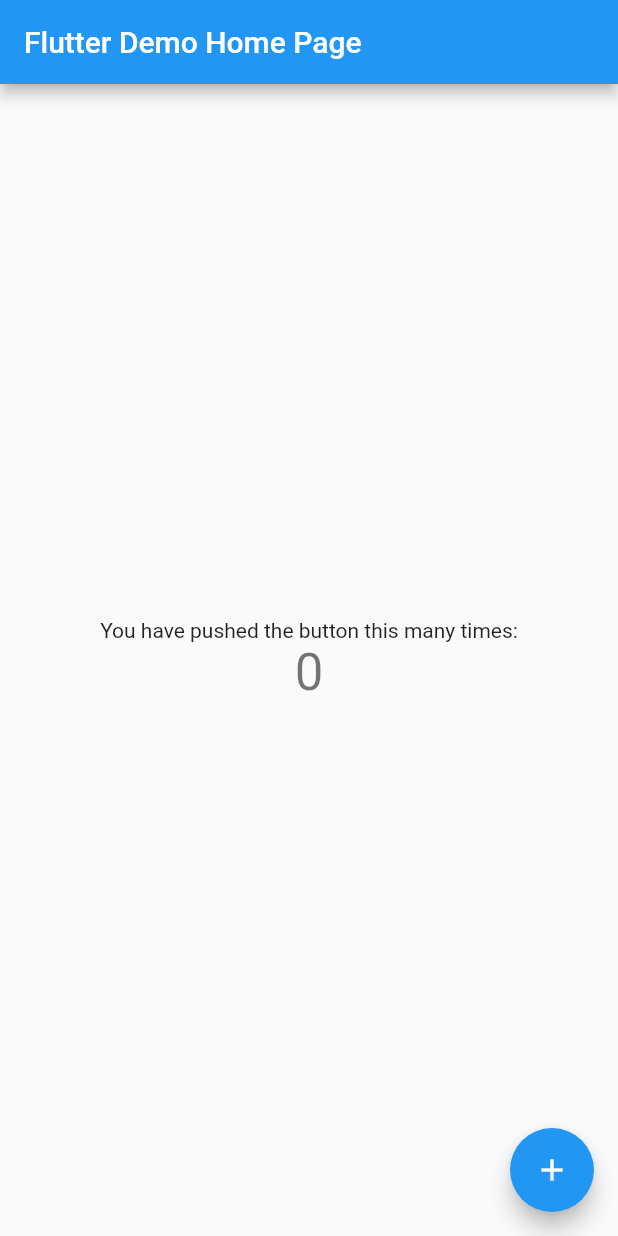
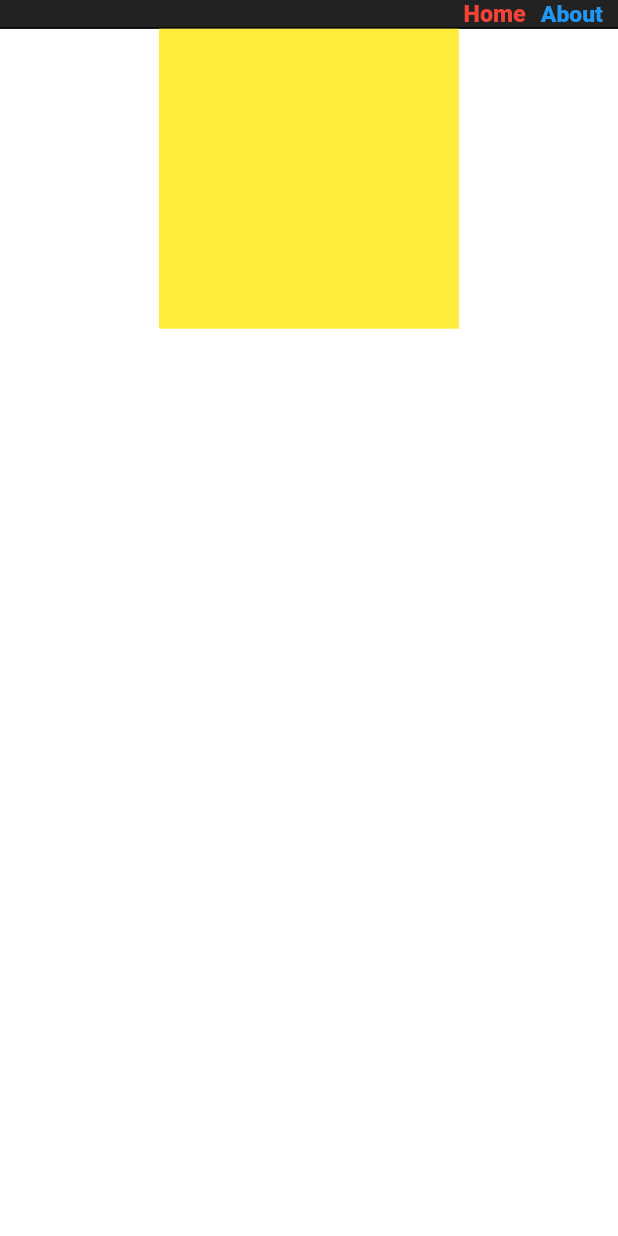
Before and after one commit to cg3hci/vgd_best, a Flutter app: the screen it shows after launch, on a phone screen of 412 x 824 dp. Run offline on Flutter 3.47's test engine with Material 2 defaults, Android fonts, the light colour scheme and no system bars.

Commit message:
Basic custom router implemented

```diff
--- a/lib/main.dart
+++ b/lib/main.dart
@@ -1,111 +1,24 @@
 import 'package:flutter/material.dart';
+import 'package:provider/provider.dart';
+import 'package:vgd_best/routes/about.dart';
+import 'package:vgd_best/routes/home.dart';
+import 'package:vgd_best/routes/root.dart';
+import 'package:vgd_best/state/navigator_provider.dart';
 
 void main() => runApp(MyApp());
 
 class MyApp extends StatelessWidget {
-  // This widget is the root of your application.
   @override
   Widget build(BuildContext context) {
-    return MaterialApp(
-      title: 'Flutter Demo',
-      theme: ThemeData(
-        // This is the theme of your application.
-        //
-        // Try running your application with "flutter run". You'll see the
-        // application has a blue toolbar. Then, without quitting the app, try
-        // changing the primarySwatch below to Colors.green and then invoke
-        // "hot reload" (press "r" in the console where you ran "flutter run",
-        // or simply save your changes to "hot reload" in a Flutter IDE).
-        // Notice that the counter didn't reset back to zero; the application
-        // is not restarted.
-        primarySwatch: Colors.blue,
+    return ChangeNotifierProvider<NavigatorProvider>(
+      builder: (context) => NavigatorProvider(),
+          child: MaterialApp(
+        title: 'VGD Best',
+        theme: ThemeData(
+          backgroundColor: Colors.black87,
+        ),
+        home: Root(),
       ),
-      home: MyHomePage(title: 'Flutter Demo Home Page'),
     );
   }
 }
-
-class MyHomePage extends StatefulWidget {
-  MyHomePage({Key key, this.title}) : super(key: key);
-
-  // This widget is the home page of your application. It is stateful, meaning
-  // that it has a State object (defined below) that contains fields that affect
-  // how it looks.
-
-  // This class is the configuration for the state. It holds the values (in this
-  // case the title) provided by the parent (in this case the App widget) and
-  // used by the build method of the State. Fields in a Widget subclass are
-  // always marked "final".
-
-  final String title;
-
-  @override
-  _MyHomePageState createState() => _MyHomePageState();
-}
-
-class _MyHomePageState extends State<MyHomePage> {
-  int _counter = 0;
-
-  void _incrementCounter() {
-    setState(() {
-      // This call to setState tells the Flutter framework that something has
-      // changed in this State, which causes it to rerun the build method below
-      // so that the display can reflect the updated values. If we changed
-      // _counter without calling setState(), then the build method would not be
-      // called again, and so nothing would appear to happen.
-      _counter++;
-    });
-  }
-
-  @override
-  Widget build(BuildContext context) {
-    // This method is rerun every time setState is called, for instance as done
-    // by the _incrementCounter method above.
-    //
-    // The Flutter framework has been optimized to make rerunning build methods
-    // fast, so that you can just rebuild anything that needs updating rather
-    // than having to individually change instances of widgets.
-    return Scaffold(
-      appBar: AppBar(
-        // Here we take the value from the MyHomePage object that was created by
-        // the App.build method, and use it to set our appbar title.
-        title: Text(widget.title),
-      ),
-      body: Center(
-        // Center is a layout widget. It takes a single child and positions it
-        // in the middle of the parent.
-        child: Column(
-          // Column is also a layout widget. It takes a list of children and
-          // arranges them vertically. By default, it sizes itself to fit its
-          // children horizontally, and tries to be as tall as its parent.
-          //
-          // Invoke "debug painting" (press "p" in the console, choose the
-          // "Toggle Debug Paint" action from the Flutter Inspector in Android
-          // Studio, or the "Toggle Debug Paint" command in Visual Studio Code)
-          // to see the wireframe for each widget.
-          //
-          // Column has various properties to control how it sizes itself and
-          // how it positions its children. Here we use mainAxisAlignment to
-          // center the children vertically; the main axis here is the vertical
-          // axis because Columns are vertical (the cross axis would be
-          // horizontal).
-          mainAxisAlignment: MainAxisAlignment.center,
-          children: <Widget>[
-            Text(
-              'You have pushed the button this many times:',
-            ),
-            Text(
-              '$_counter',
-              style: Theme.of(context).textTheme.display1,
-            ),
-          ],
-        ),
-      ),
-      floatingActionButton: FloatingActionButton(
-        onPressed: _incrementCounter,
-        tooltip: 'Increment',
-        child: Icon(Icons.add),
-      ), // This trailing comma makes auto-formatting nicer for build methods.
-    );
-  }
-}
--- /dev/null
+++ b/lib/routes/about.dart
@@ -0,0 +1,14 @@
+
+import 'package:flutter/material.dart';
+import 'package:vgd_best/widgets/navbar.dart';
+
+class About extends StatelessWidget {
+  const About({
+    Key key,
+  }) : super(key: key);
+
+  @override
+  Widget build(BuildContext context) {
+    return SizedBox(height: 300, width: 300, child: Container(color: Colors.blue,),);
+  }
+}
--- /dev/null
+++ b/lib/routes/home.dart
@@ -0,0 +1,14 @@
+
+import 'package:flutter/material.dart';
+import 'package:vgd_best/widgets/navbar.dart';
+
+class Home extends StatelessWidget {
+  const Home({
+    Key key,
+  }) : super(key: key);
+
+  @override
+  Widget build(BuildContext context) {
+    return SizedBox(height: 200, width: 200, child: Container(color: Colors.yellow,),);
+  }
+}
--- /dev/null
+++ b/lib/routes/root.dart
@@ -0,0 +1,35 @@
+import 'package:flutter/material.dart';
+import 'package:provider/provider.dart';
+import 'package:vgd_best/routes/about.dart';
+import 'package:vgd_best/routes/home.dart';
+import 'package:vgd_best/state/navigator_provider.dart';
+import 'package:vgd_best/widgets/navbar.dart';
+
+class Root extends StatelessWidget {
+  const Root({
+    Key key,
+  }) : super(key: key);
+
+
+  @override
+  Widget build(BuildContext context) {
+    var route;
+
+
+    switch (Provider.of<NavigatorProvider>(context).currentRoute) {
+      case "/Home":
+        route = Home();
+        break;
+      case "/About":
+        route = About();
+        break;
+    }
+
+    return Column(
+      children: <Widget>[
+        Navbar(),
+        route,
+      ],
+    );
+  }
+}
--- /dev/null
+++ b/lib/state/navigator_provider.dart
@@ -0,0 +1,14 @@
+import 'package:flutter/cupertino.dart';
+
+class NavigatorProvider with ChangeNotifier{
+
+  var _currentRoute = "/Home";
+
+  get currentRoute => _currentRoute;
+
+  set currentRoute (value) {
+    _currentRoute = value;
+    notifyListeners();
+  }
+
+}
--- /dev/null
+++ b/lib/widgets/navbar.dart
@@ -0,0 +1,44 @@
+
+import 'package:flutter/material.dart';
+import 'package:vgd_best/widgets/navbar_link.dart';
+
+class Navbar extends StatelessWidget {
+  const Navbar({
+    Key key,
+  }) : super(key: key);
+
+  @override
+  Widget build(BuildContext context) {
+    return Container(
+      decoration: BoxDecoration(
+        color: Theme.of(context).backgroundColor,
+      ),
+      child: Column(
+        children: <Widget>[
+          Container(
+            decoration:
+                BoxDecoration(border: Border(bottom: BorderSide(width: 1))),
+            child: Flex(
+              direction: Axis.horizontal,
+              children: <Widget>[
+                Expanded(
+                  child: Container(),
+                  flex: 3,
+                ),
+                Expanded(
+                  flex: 1,
+                  child: Row(
+                    children: <Widget>[
+                      NavbarLink("Home", route: "/Home",),
+                      NavbarLink("About", route: "/About"),
+                    ],
+                  ),
+                ),
+              ],
+            ),
+          ),
+        ],
+      ),
+    );
+  }
+}
--- /dev/null
+++ b/lib/widgets/navbar_link.dart
@@ -0,0 +1,46 @@
+import 'package:flutter/material.dart';
+import 'package:provider/provider.dart';
+import 'package:vgd_best/state/navigator_provider.dart';
+
+class NavbarLink extends StatelessWidget {
+  const NavbarLink(
+    this.textString, {
+    Key key,
+    this.route = "/",
+  }) : super(key: key);
+
+  final String route;
+  final String textString;
+
+  @override
+  Widget build(BuildContext context) {
+    return Expanded(
+      flex: 1,
+      child: Padding(
+        padding: const EdgeInsets.fromLTRB(0, 0, 10, 0),
+        child: ConstrainedBox(
+          constraints: BoxConstraints(maxHeight: 50, maxWidth: 100),
+          child: FittedBox(
+            alignment: Alignment.center,
+            fit: BoxFit.fitHeight,
+            child: GestureDetector(
+              onTap: () {
+                Provider.of<NavigatorProvider>(context).currentRoute = route;
+              },
+              child: Text(
+                textString,
+                style: TextStyle(
+                  fontFamily: "Roboto",
+                  color: Provider.of<NavigatorProvider>(context).currentRoute == route
+                      ? Colors.red
+                      : Colors.blue,
+                  decoration: TextDecoration.none,
+                ),
+              ),
+            ),
+          ),
+        ),
+      ),
+    );
+  }
+}
--- a/pubspec.yaml
+++ b/pubspec.yaml
@@ -20,9 +20,11 @@
   flutter:
     sdk: flutter
 
+  provider:
   # The following adds the Cupertino Icons font to your application.
   # Use with the CupertinoIcons class for iOS style icons.
   cupertino_icons: ^0.1.2
+
 
 dev_dependencies:
   flutter_test:
```
Also changed, not shown: pubspec.lock.
